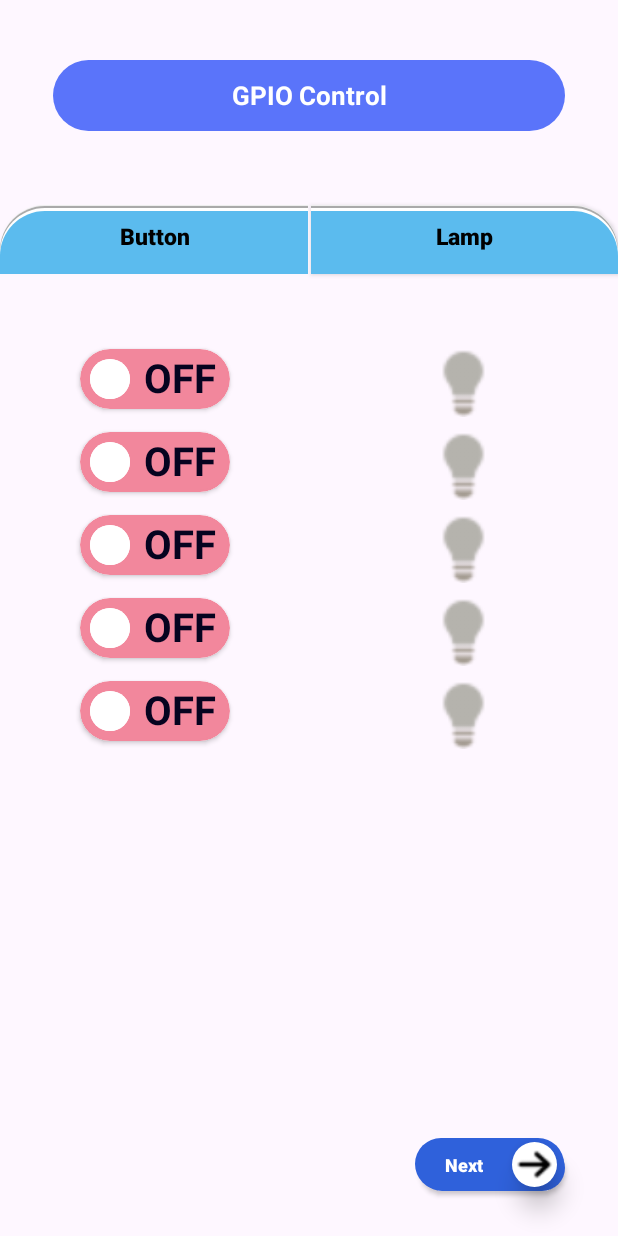
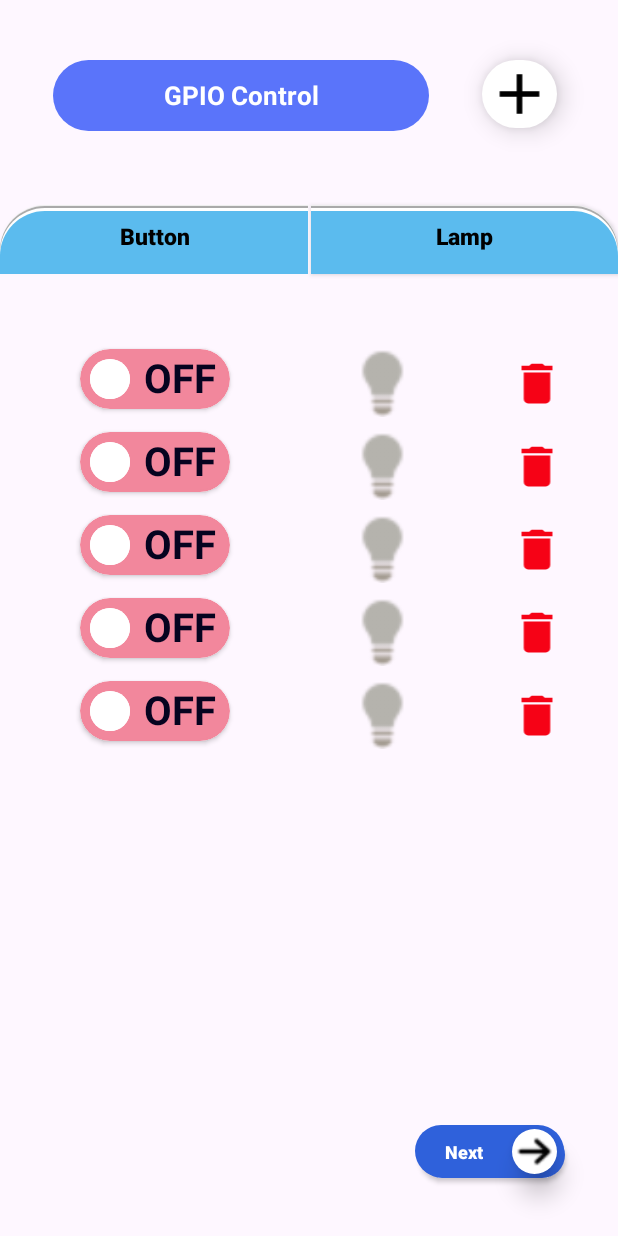
Before and after one commit to kaushalmrydotinfotech/IOTRemote, an Android app: the layout fragment_frame2.xml on its own in the app's theme, with its tools: preview values and no code run, on a phone screen of 412 x 824 dp. Run offline under Robolectric (Android 15) with nearby library versions, the phone set to English and light mode, and no system bars.

Commit message:
add some new functionality.

```diff
--- a/app/src/main/java/com/rydot/iotRemote/MainActivity.kt
+++ b/app/src/main/java/com/rydot/iotRemote/MainActivity.kt
@@ -27,7 +27,9 @@ class MainActivity : AppCompatActivity() {
 
     override fun onStop() {
         super.onStop()
-        SharedPrefs.clear(applicationContext)
+        SharedPrefs.remove(applicationContext,"BTisSelected")
+        SharedPrefs.remove(applicationContext,"WFisSelected")
+        SharedPrefs.remove(applicationContext,"WIisSelected")
     }
     override fun onDestroy() {
         super.onDestroy()
--- a/app/src/main/java/com/rydot/iotRemote/fragment/Frame3.kt
+++ b/app/src/main/java/com/rydot/iotRemote/fragment/Frame3.kt
@@ -34,9 +34,8 @@ private lateinit var adapter: Frame3Adapter
         super.onViewCreated(view, savedInstanceState)
 
         Log.e(javaClass.simpleName, "onViewCreated: "+args.list )
-
         val data: ArrayList<SwitchModel> =
-            Gson().fromJson(args.list, object : TypeToken<List<SwitchModel>>() {}.type)
+            Gson().fromJson(args.list, object : TypeToken<ArrayList<SwitchModel>>() {}.type)
 
         adapter = Frame3Adapter(data)
         binding.recycler.adapter = adapter
--- /dev/null
+++ b/app/src/main/res/drawable/baseline_add_24.xml
@@ -0,0 +1,5 @@
+<vector android:height="24dp" android:tint="#000000"
+    android:viewportHeight="24" android:viewportWidth="24"
+    android:width="24dp" xmlns:android="http://schemas.android.com/apk/res/android">
+    <path android:fillColor="@android:color/white" android:pathData="M19,13h-6v6h-2v-6H5v-2h6V5h2v6h6v2z"/>
+</vector>
--- /dev/null
+++ b/app/src/main/res/drawable/baseline_cancel_24.xml
@@ -0,0 +1,5 @@
+<vector android:height="35dp" android:tint="@color/blue"
+    android:viewportHeight="24" android:viewportWidth="24"
+    android:width="35dp" xmlns:android="http://schemas.android.com/apk/res/android">
+    <path android:fillColor="@android:color/white" android:pathData="M12,2C6.47,2 2,6.47 2,12s4.47,10 10,10 10,-4.47 10,-10S17.53,2 12,2zM17,15.59L15.59,17 12,13.41 8.41,17 7,15.59 10.59,12 7,8.41 8.41,7 12,10.59 15.59,7 17,8.41 13.41,12 17,15.59z"/>
+</vector>
--- /dev/null
+++ b/app/src/main/res/drawable/baseline_delete_24.xml
@@ -0,0 +1,5 @@
+<vector android:height="24dp" android:tint="#FFF60216"
+    android:viewportHeight="24" android:viewportWidth="24"
+    android:width="24dp" xmlns:android="http://schemas.android.com/apk/res/android">
+    <path android:fillColor="@android:color/white" android:pathData="M6,19c0,1.1 0.9,2 2,2h8c1.1,0 2,-0.9 2,-2V7H6v12zM19,4h-3.5l-1,-1h-5l-1,1H5v2h14V4z"/>
+</vector>
--- a/app/src/main/res/layout/fragment_frame2.xml
+++ b/app/src/main/res/layout/fragment_frame2.xml
@@ -18,10 +18,25 @@
         android:textColor="@color/white"
         android:textSize="17sp"
         android:textStyle="bold"
-        app:layout_constraintEnd_toEndOf="parent"
+        app:layout_constrainedWidth="true"
+        app:layout_constraintEnd_toStartOf="@id/add"
         app:layout_constraintStart_toStartOf="parent"
         app:layout_constraintTop_toTopOf="parent" />
 
+    <androidx.appcompat.widget.AppCompatImageView
+        android:id="@+id/add"
+        android:elevation="10dp"
+        android:layout_width="50dp"
+        android:layout_height="45dp"
+        android:layout_marginEnd="5dp"
+        android:backgroundTint="@color/white"
+        android:background="@drawable/btn_background"
+        android:layout_gravity="end|bottom"
+        android:src="@drawable/baseline_add_24"
+        app:layout_constrainedWidth="true"
+        app:layout_constraintStart_toEndOf="@id/txtGpio"
+        app:layout_constraintEnd_toEndOf="@id/btnNext"
+        app:layout_constraintTop_toTopOf="@id/txtGpio" />
 
     <androidx.appcompat.widget.AppCompatButton
         android:id="@+id/btn"
@@ -61,20 +76,28 @@
     <androidx.recyclerview.widget.RecyclerView
         android:id="@+id/recycler"
         android:layout_width="match_parent"
-        android:layout_height="wrap_content"
+        android:layout_height="match_parent"
         android:layout_marginTop="40dp"
         android:orientation="vertical"
         tools:itemCount="5"
         tools:listitem="@layout/raw_item"
+        app:layout_constrainedHeight="true"
+        android:layout_marginBottom="10dp"
+        app:layout_constraintBottom_toBottomOf="@id/guideline"
         app:layoutManager="androidx.recyclerview.widget.LinearLayoutManager"
         app:layout_constraintTop_toBottomOf="@id/btn"/>
 
+    <androidx.constraintlayout.widget.Guideline
+        android:id="@+id/guideline"
+        android:orientation="horizontal"
+        app:layout_constraintGuide_percent="0.90"
+        android:layout_width="match_parent"
+        android:layout_height="wrap_content"/>
 
     <androidx.appcompat.widget.AppCompatButton
         android:id="@+id/btnNext"
         android:layout_width="100dp"
         android:layout_height="35dp"
-        android:layout_marginTop="45dp"
         android:layout_marginBottom="30dp"
         android:layout_marginEnd="35dp"
         android:background="@drawable/btn_shadow_bg"
@@ -88,8 +111,7 @@
         android:textSize="12sp"
         android:textStyle="bold"
         app:layout_constrainedWidth="true"
-        app:layout_constraintVertical_bias="1"
-        app:layout_constraintTop_toBottomOf="@id/recycler"
+        app:layout_constraintTop_toBottomOf="@id/guideline"
         app:layout_constraintBottom_toBottomOf="parent"
         app:layout_constraintEnd_toEndOf="parent" />
 
--- a/app/src/main/res/layout/raw_item.xml
+++ b/app/src/main/res/layout/raw_item.xml
@@ -35,8 +35,25 @@
         android:layout_height="45dp"
         android:src="@drawable/bulb_off"
         app:layout_constrainedWidth="true"
+        android:layout_marginEnd="5dp"
         app:layout_constraintStart_toStartOf="@id/guideline"
+        app:layout_constraintEnd_toStartOf="@id/imgDelete"
+        app:layout_constraintTop_toTopOf="@id/toggleCard" />
+
+    <androidx.appcompat.widget.AppCompatImageView
+        android:id="@+id/imgDelete"
+        android:layout_width="match_parent"
+        android:layout_height="35dp"
+        android:src="@drawable/baseline_delete_24"
+        app:layout_constrainedWidth="true"
+        android:layout_marginEnd="5dp"
+        android:layout_marginTop="5dp"
+        app:layout_constraintStart_toEndOf="@id/imgOnOff"
         app:layout_constraintEnd_toEndOf="parent"
         app:layout_constraintTop_toTopOf="@id/toggleCard" />
 
+
+
+
+
 </androidx.constraintlayout.widget.ConstraintLayout>
--- a/app/src/main/res/values/strings.xml
+++ b/app/src/main/res/values/strings.xml
@@ -11,4 +11,5 @@
     <string name="writing">Writing</string>
     <string name="reading">Reading</string>
     <string name="on">on</string>
+    <string name="submit">Submit</string>
 </resources>
```
Also changed, not shown: app/src/main/java/com/rydot/iotRemote/adapter/Frame2Adapter.kt (+7 -1 lines), app/src/main/java/com/rydot/iotRemote/fragment/Frame2.kt (+95 -28 lines), app/src/main/res/layout/gpio_add_layout.xml (added, +73 -0 lines).
